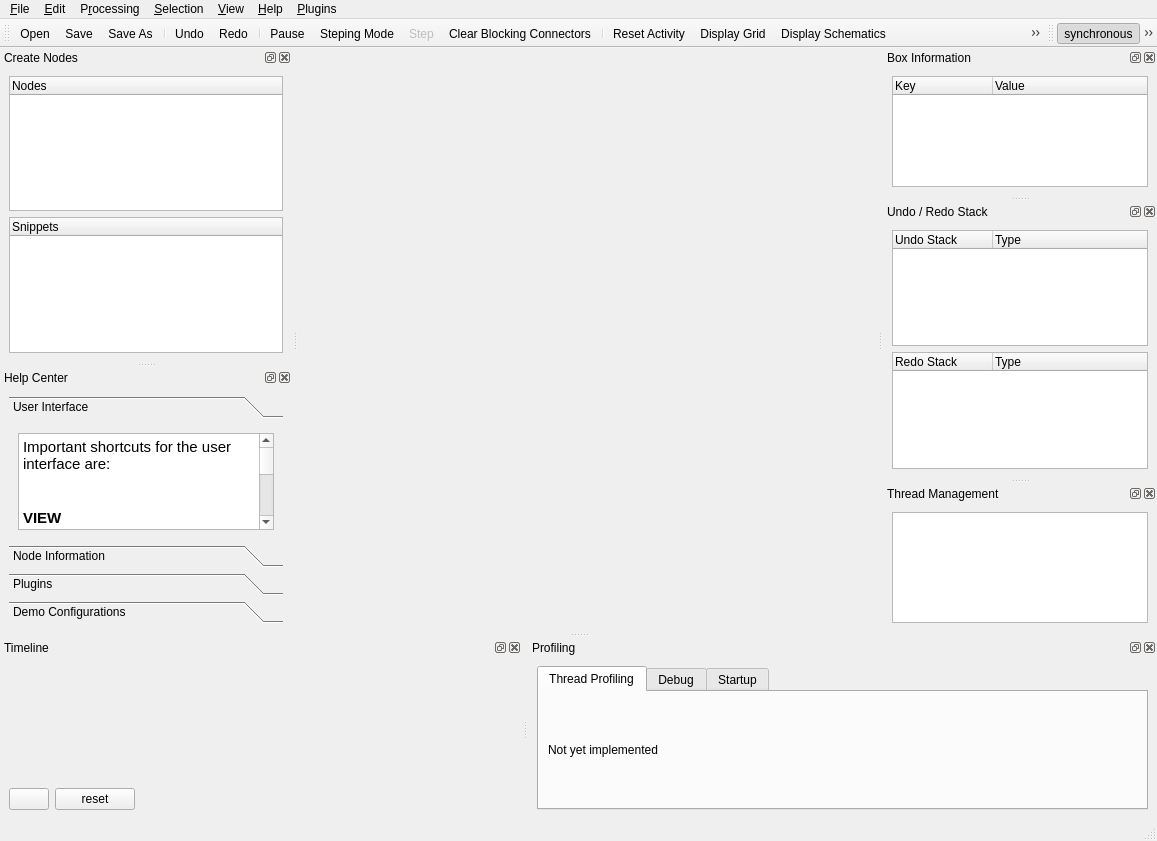
The window that src/csapex/ui/csapex_window.ui (cogsys-tuebingen/csapex) describes before a commit, drawn with Qt 5.
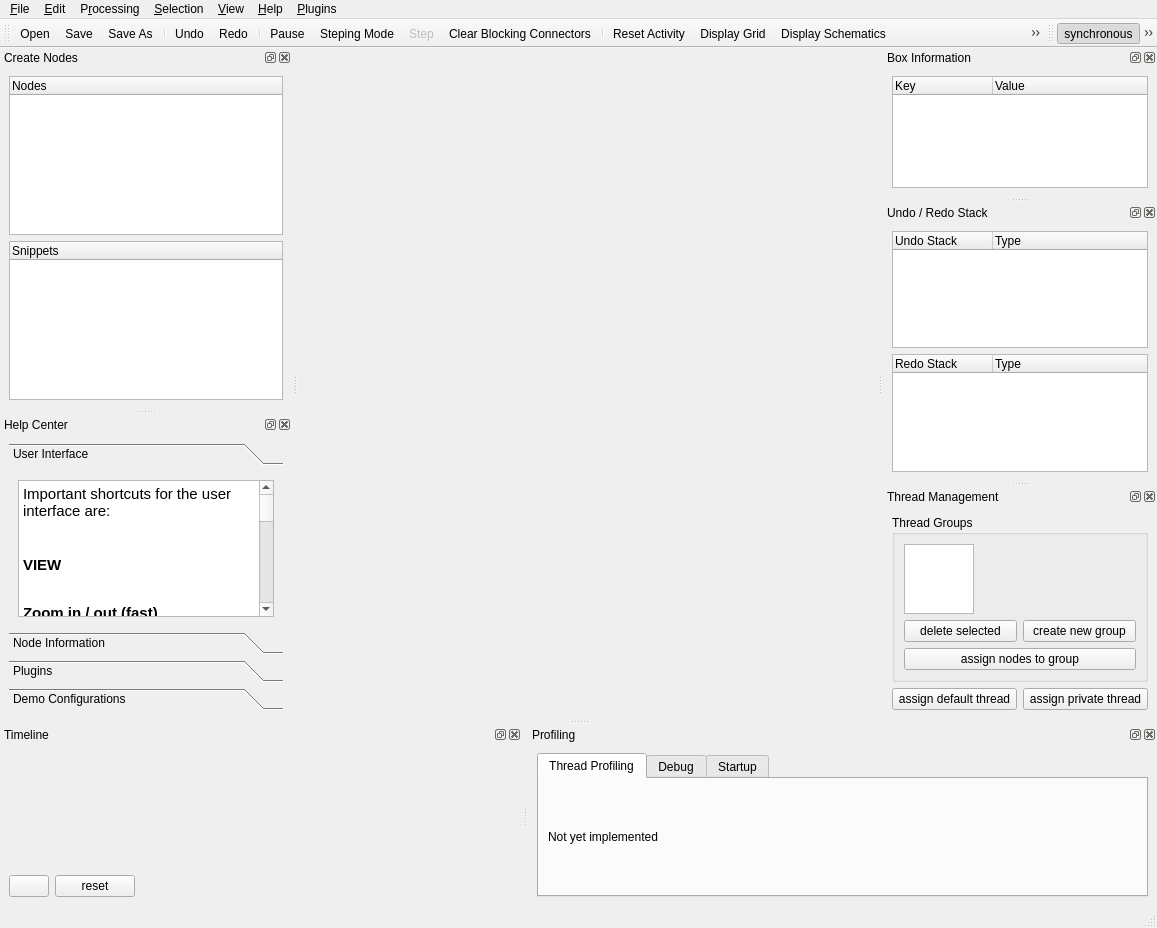
The same window after the commit. The open tabs and pages were chosen to show the change. Icons and pictures are not drawn.

Commit message: finished implementation of thread management: - assignment of thread via side panel - create and remove threads via panel - rename threads - commands for the above

```diff
--- a/src/csapex/ui/csapex_window.ui
+++ b/src/csapex/ui/csapex_window.ui
@@ -7,7 +7,7 @@
     <x>0</x>
     <y>0</y>
     <width>1157</width>
-    <height>841</height>
+    <height>928</height>
    </rect>
   </property>
   <property name="windowTitle">
@@ -310,8 +310,8 @@
          <rect>
           <x>0</x>
           <y>0</y>
-          <width>256</width>
-          <height>102</height>
+          <width>274</width>
+          <height>141</height>
          </rect>
         </property>
         <attribute name="icon">
@@ -741,7 +741,108 @@
    <widget class="QWidget" name="dockWidgetContents_4">
     <layout class="QVBoxLayout" name="verticalLayout">
      <item>
-      <widget class="QTableWidget" name="thread_table"/>
+      <widget class="QGroupBox" name="groupBox">
+       <property name="title">
+        <string>Thread Groups</string>
+       </property>
+       <layout class="QVBoxLayout" name="verticalLayout_13">
+        <item>
+         <widget class="QTableView" name="thread_table">
+          <property name="sizePolicy">
+           <sizepolicy hsizetype="Maximum" vsizetype="Minimum">
+            <horstretch>0</horstretch>
+            <verstretch>0</verstretch>
+           </sizepolicy>
+          </property>
+          <property name="sizeAdjustPolicy">
+           <enum>QAbstractScrollArea::AdjustToContents</enum>
+          </property>
+          <property name="selectionBehavior">
+           <enum>QAbstractItemView::SelectRows</enum>
+          </property>
+         </widget>
+        </item>
+        <item>
+         <layout class="QHBoxLayout" name="horizontalLayout_6">
+          <property name="topMargin">
+           <number>0</number>
+          </property>
+          <item>
+           <widget class="QPushButton" name="thread_remove">
+            <property name="text">
+             <string>delete selected</string>
+            </property>
+            <property name="icon">
+             <iconset resource="../res/csapex_resources.qrc">
+              <normaloff>:/thread_group_delete.png</normaloff>:/thread_group_delete.png</iconset>
+            </property>
+           </widget>
+          </item>
+          <item>
+           <widget class="QPushButton" name="thread_create">
+            <property name="text">
+             <string>create new group</string>
+            </property>
+            <property name="icon">
+             <iconset resource="../res/csapex_resources.qrc">
+              <normaloff>:/thread_group_add.png</normaloff>:/thread_group_add.png</iconset>
+            </property>
+           </widget>
+          </item>
+         </layout>
+        </item>
+        <item>
+         <widget class="QPushButton" name="thread_assign">
+          <property name="text">
+           <string>assign nodes to group</string>
+          </property>
+          <property name="icon">
+           <iconset resource="../res/csapex_resources.qrc">
+            <normaloff>:/thread_group.png</normaloff>:/thread_group.png</iconset>
+          </property>
+         </widget>
+        </item>
+       </layout>
+      </widget>
+     </item>
+     <item>
+      <layout class="QHBoxLayout" name="thread_tools">
+       <item>
+        <widget class="QPushButton" name="thread_default">
+         <property name="text">
+          <string>assign default thread</string>
+         </property>
+         <property name="icon">
+          <iconset resource="../res/csapex_resources.qrc">
+           <normaloff>:/thread_group.png</normaloff>:/thread_group.png</iconset>
+         </property>
+        </widget>
+       </item>
+       <item>
+        <widget class="QPushButton" name="thread_private">
+         <property name="text">
+          <string>assign private thread</string>
+         </property>
+         <property name="icon">
+          <iconset resource="../res/csapex_resources.qrc">
+           <normaloff>:/thread_group_none.png</normaloff>:/thread_group_none.png</iconset>
+         </property>
+        </widget>
+       </item>
+      </layout>
+     </item>
+     <item>
+      <spacer name="verticalSpacer">
+       <property name="orientation">
+        <enum>Qt::Vertical</enum>
+       </property>
+       <property name="sizeHint" stdset="0">
+        <size>
+         <width>20</width>
+         <height>40</height>
+        </size>
+       </property>
+      </spacer>
      </item>
     </layout>
    </widget>
```
Left out of the diff: 12 changed lines with no effect on the pictures. The commit also changes 29 other files.
